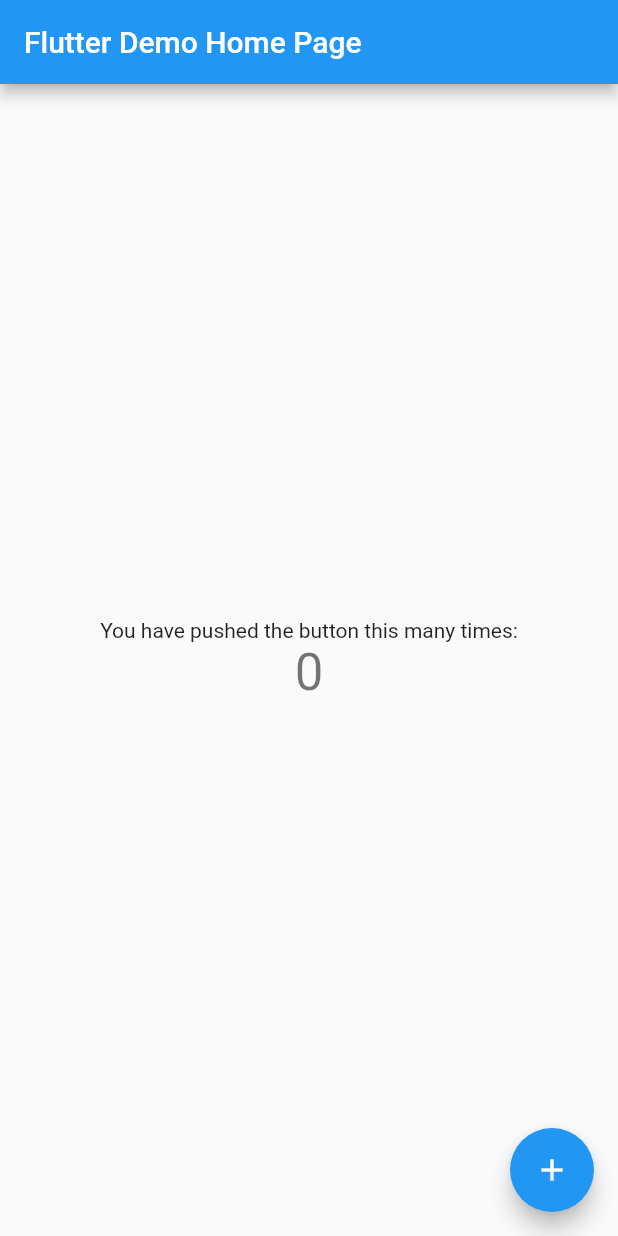
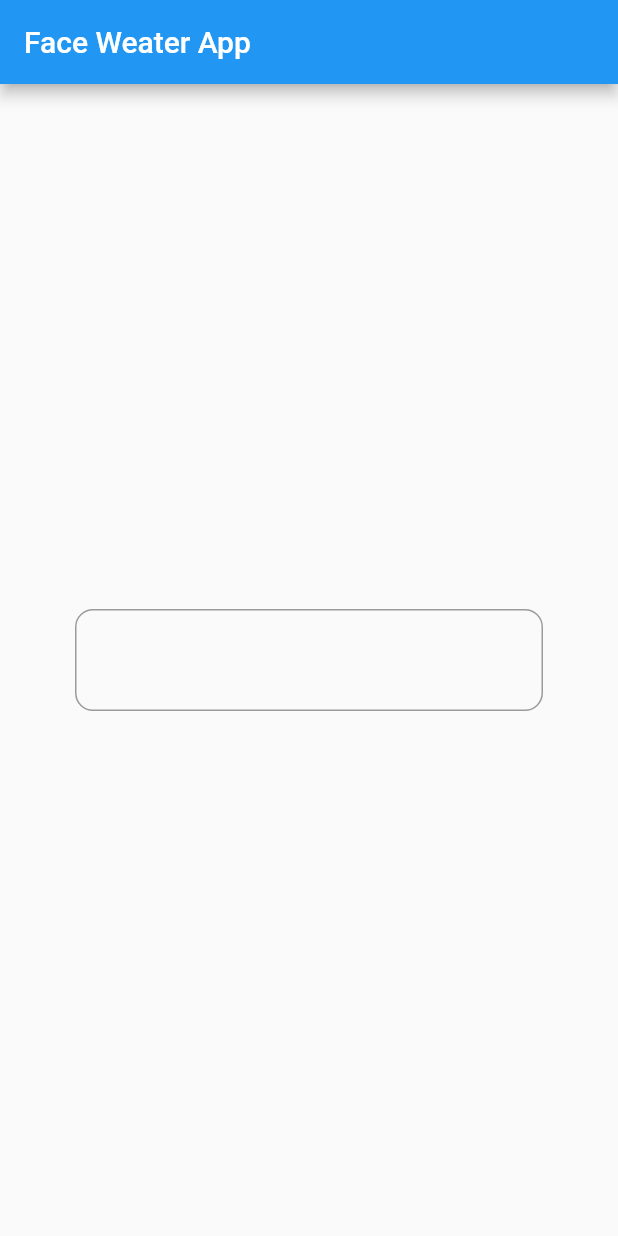
Before and after one commit to Jora28/bloc_pattern, a Flutter app: the screen it shows after launch, on a phone screen of 412 x 824 dp. Run offline on Flutter 3.47's test engine with Material 2 defaults, Android fonts, the phone set to English and light mode, and no system bars; our stand-ins replace bloc, equatable, flutter_bloc.

```diff
--- /dev/null
+++ b/lib/bloc/weather_event.dart
@@ -0,0 +1,16 @@
+part of 'weather_bloc.dart';
+
+abstract class WeatherEvent extends Equatable {
+  const WeatherEvent();
+
+  @override
+  List<Object> get props => [];
+}
+
+class GetWeater extends WeatherEvent {
+  final String cityName;
+  GetWeater(this.cityName);
+
+  @override
+  List<Object> get props => [cityName];
+}
--- /dev/null
+++ b/lib/bloc/weather_state.dart
@@ -0,0 +1,20 @@
+part of 'weather_bloc.dart';
+
+abstract class WeatherState extends Equatable {
+  const WeatherState();
+
+  @override
+  List<Object> get props => [];
+}
+
+class WeatherInitial extends WeatherState {}
+
+class WeatherLoading extends WeatherState {}
+
+class WeatherLoaded extends WeatherState {
+  final Weather weather;
+
+  WeatherLoaded(this.weather);
+  @override
+  List<Object> get props => [weather];
+}
--- a/lib/main.dart
+++ b/lib/main.dart
@@ -1,113 +1,118 @@
+import 'package:bloc_pattern/bloc/weather_bloc.dart';
+import 'package:bloc_pattern/model/weather.dart';
 import 'package:flutter/material.dart';
+import 'package:flutter/services.dart';
+import 'package:flutter_bloc/flutter_bloc.dart';
 
 void main() {
   runApp(MyApp());
 }
 
 class MyApp extends StatelessWidget {
-  // This widget is the root of your application.
   @override
   Widget build(BuildContext context) {
     return MaterialApp(
-      title: 'Flutter Demo',
+      title: 'Flutter Bloc',
       theme: ThemeData(
-        // This is the theme of your application.
-        //
-        // Try running your application with "flutter run". You'll see the
-        // application has a blue toolbar. Then, without quitting the app, try
-        // changing the primarySwatch below to Colors.green and then invoke
-        // "hot reload" (press "r" in the console where you ran "flutter run",
-        // or simply save your changes to "hot reload" in a Flutter IDE).
-        // Notice that the counter didn't reset back to zero; the application
-        // is not restarted.
         primarySwatch: Colors.blue,
       ),
-      home: MyHomePage(title: 'Flutter Demo Home Page'),
+      home: MyHomePage(),
     );
   }
 }
 
 class MyHomePage extends StatefulWidget {
-  MyHomePage({Key key, this.title}) : super(key: key);
-
-  // This widget is the home page of your application. It is stateful, meaning
-  // that it has a State object (defined below) that contains fields that affect
-  // how it looks.
-
-  // This class is the configuration for the state. It holds the values (in this
-  // case the title) provided by the parent (in this case the App widget) and
-  // used by the build method of the State. Fields in a Widget subclass are
-  // always marked "final".
-
-  final String title;
-
+  MyHomePage();
   @override
   _MyHomePageState createState() => _MyHomePageState();
 }
 
 class _MyHomePageState extends State<MyHomePage> {
-  int _counter = 0;
-
-  void _incrementCounter() {
-    setState(() {
-      // This call to setState tells the Flutter framework that something has
-      // changed in this State, which causes it to rerun the build method below
-      // so that the display can reflect the updated values. If we changed
-      // _counter without calling setState(), then the build method would not be
-      // called again, and so nothing would appear to happen.
-      _counter++;
-    });
+  @override
+  void dispose() {
+    super.dispose();
+    weatherBloc.close();
   }
 
+  final weatherBloc = WeatherBloc();
   @override
   Widget build(BuildContext context) {
-    // This method is rerun every time setState is called, for instance as done
-    // by the _incrementCounter method above.
-    //
-    // The Flutter framework has been optimized to make rerunning build methods
-    // fast, so that you can just rebuild anything that needs updating rather
-    // than having to individually change instances of widgets.
     return Scaffold(
       appBar: AppBar(
-        // Here we take the value from the MyHomePage object that was created by
-        // the App.build method, and use it to set our appbar title.
-        title: Text(widget.title),
+        title: Text("Face Weater App"),
       ),
-      body: Center(
-        // Center is a layout widget. It takes a single child and positions it
-        // in the middle of the parent.
-        child: Column(
-          // Column is also a layout widget. It takes a list of children and
-          // arranges them vertically. By default, it sizes itself to fit its
-          // children horizontally, and tries to be as tall as its parent.
-          //
-          // Invoke "debug painting" (press "p" in the console, choose the
-          // "Toggle Debug Paint" action from the Flutter Inspector in Android
-          // Studio, or the "Toggle Debug Paint" command in Visual Studio Code)
-          // to see the wireframe for each widget.
-          //
-          // Column has various properties to control how it sizes itself and
-          // how it positions its children. Here we use mainAxisAlignment to
-          // center the children vertically; the main axis here is the vertical
-          // axis because Columns are vertical (the cross axis would be
-          // horizontal).
-          mainAxisAlignment: MainAxisAlignment.center,
-          children: <Widget>[
-            Text(
-              'You have pushed the button this many times:',
-            ),
-            Text(
-              '$_counter',
-              style: Theme.of(context).textTheme.headline4,
-            ),
-          ],
+      body: BlocProvider(
+        create: (context) => weatherBloc,
+        child: Container(
+          child: BlocBuilder(
+            bloc: weatherBloc,
+            builder: (context, state) {
+              if (state is WeatherInitial) {
+                return buildInitialInput();
+              } else if (state is WeatherLoading) {
+                return buildLoading();
+              } else if (state is WeatherLoaded) {
+                return buildColumnWithData(state.weather);
+              }
+              return Container();
+            },
+          ),
         ),
       ),
-      floatingActionButton: FloatingActionButton(
-        onPressed: _incrementCounter,
-        tooltip: 'Increment',
-        child: Icon(Icons.add),
-      ), // This trailing comma makes auto-formatting nicer for build methods.
+    );
+  }
+
+  Widget buildInitialInput() {
+    return Center(child: CityInputField());
+  }
+
+  Widget buildLoading() {
+    return Center(
+      child: CircularProgressIndicator(),
+    );
+  }
+
+  Column buildColumnWithData(Weather weather) {
+    return Column(
+      children: [
+        Text(
+          weather.cityName!,
+          style: TextStyle(fontSize: 40, fontWeight: FontWeight.w700),
+        ),
+        Text(
+          "${weather.temperature?.toStringAsFixed(1)} C",
+          style: TextStyle(fontSize: 80),
+        ),
+        CityInputField(),
+      ],
     );
   }
 }
+
+class CityInputField extends StatefulWidget {
+  CityInputField({Key? key}) : super(key: key);
+
+  @override
+  _CityInputFieldState createState() => _CityInputFieldState();
+}
+
+class _CityInputFieldState extends State<CityInputField> {
+  @override
+  Widget build(BuildContext context) {
+    return Padding(
+      padding: EdgeInsets.symmetric(horizontal: 50),
+      child: TextFormField(
+          onFieldSubmitted: submitCityName,
+          textInputAction: TextInputAction.search,
+          decoration: InputDecoration(
+              suffix: Icon(Icons.search),
+              border:
+                  OutlineInputBorder(borderRadius: BorderRadius.circular(12)))),
+    );
+  }
+
+  void submitCityName(String cityName) {
+    final weaterBloc = BlocProvider.of<WeatherBloc>(context);
+    weaterBloc.add(GetWeater(cityName));
+  }
+}
--- /dev/null
+++ b/lib/model/weather.dart
@@ -0,0 +1,12 @@
+import 'package:equatable/equatable.dart';
+import 'package:flutter/cupertino.dart';
+
+class Weather extends Equatable {
+  final String? cityName;
+  final double? temperature;
+
+  Weather({required this.cityName, required this.temperature});
+
+  @override
+  List<Object?> get props => [cityName, temperature];
+}
--- a/pubspec.yaml
+++ b/pubspec.yaml
@@ -18,7 +18,7 @@ publish_to: 'none' # Remove this line if you wish to publish to pub.dev
 version: 1.0.0+1
 
 environment:
-  sdk: ">=2.7.0 <3.0.0"
+  sdk: ">=2.12.0 <3.0.0"
 
 dependencies:
   flutter:
@@ -28,6 +28,10 @@ dependencies:
   # The following adds the Cupertino Icons font to your application.
   # Use with the CupertinoIcons class for iOS style icons.
   cupertino_icons: ^1.0.2
+  flutter_bloc: ^7.0.1
+  equatable: ^2.0.2
+
+
 
 dev_dependencies:
   flutter_test:
```
Also changed, not shown: lib/bloc/weather_bloc.dart (added, +32 -0 lines), pubspec.lock.
